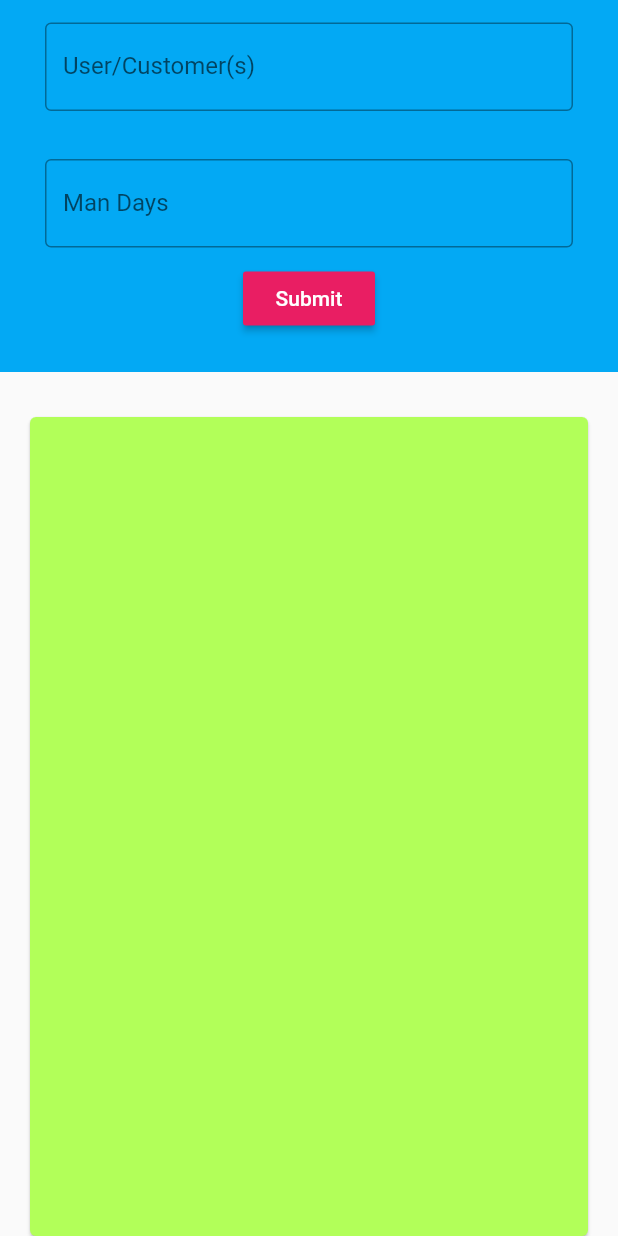
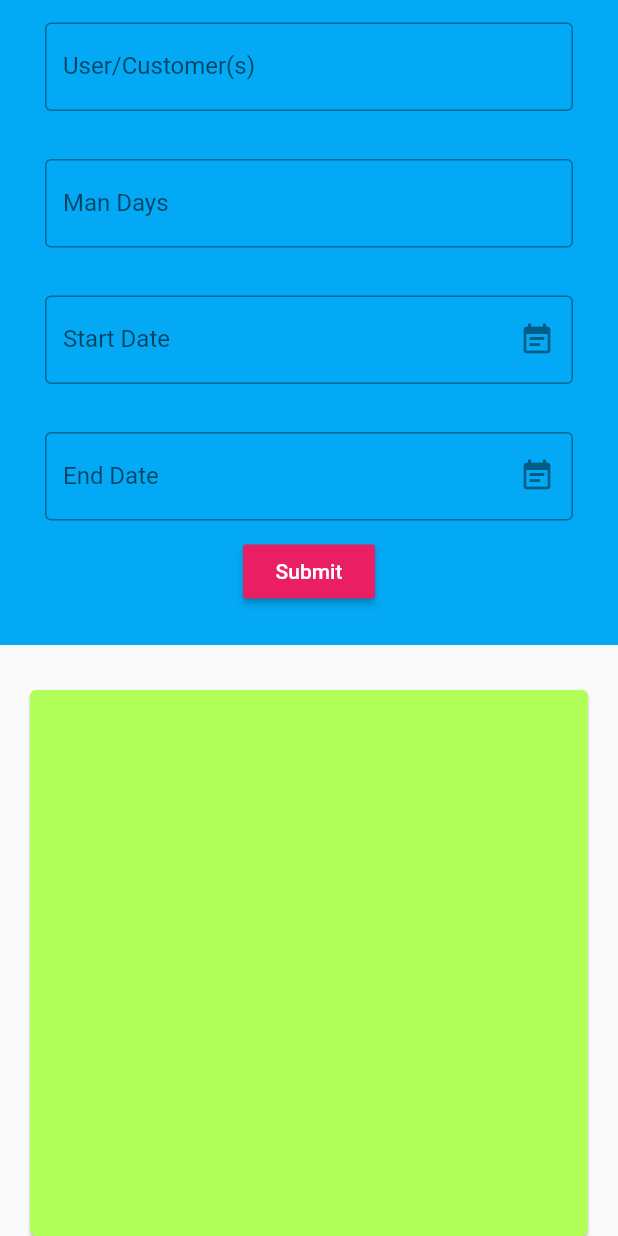
Before and after one commit to amanasmuei/NMS-Productivity-Portal, a Flutter app: the BottomNavBar screen opened directly, after a tap on "View Details", on a phone screen of 412 x 824 dp. Run offline on Flutter 3.47's test engine with Material 2 defaults, Android fonts, the phone set to English and light mode, and no system bars; drawn by our look-alikes of date_field; our stand-ins replace get, shared_preferences; accounts and stored records are empty; Roboto replaces fonts that are missing (Gugi).

Commit message:
add date_picker package

```diff
--- a/lib/views/Add_activity.dart
+++ b/lib/views/Add_activity.dart
@@ -4,6 +4,7 @@ import 'package:flutter/cupertino.dart';
 import 'package:flutter/material.dart';
 import 'package:nms_productivity_portal/views/signin_page.dart';
 import 'package:nms_productivity_portal/views/bottom_nav_bar.dart';
+import 'package:date_field/date_field.dart';
 
 int _selectedPageIndex = 0;
 
@@ -27,6 +28,7 @@ class AddActivity extends StatefulWidget {
 }
 class _AddActivityState extends State<AddActivity> {
   final _formKey = GlobalKey<FormState>();
+  DateTime selectedDate;
 
 
   Contact _contact= Contact();
@@ -54,148 +56,6 @@ class _AddActivityState extends State<AddActivity> {
           children: <Widget>[_form(), _list()],
         ),
       ),
-            /*child: Container(
-              padding: new EdgeInsets.only(left: 16.0, bottom: 0.0, right: 16.0,),
-              child: new Column(
-                  mainAxisSize: MainAxisSize.max,
-                  crossAxisAlignment: CrossAxisAlignment.stretch,
-                  textDirection: TextDirection.rtl,
-                  children: [
-                    Text(
-                      'Compose New',
-                      style: TextStyle(
-                          color: Colors.black,
-                          fontSize: 30.0,
-                          fontWeight: FontWeight.bold
-                      ),
-                    ),
-                    Card(
-                      child: new Column(
-                          children: <Widget>[
-                            Container(// background
-                              color: Colors.blue,
-                              child: Column(
-                                crossAxisAlignment: CrossAxisAlignment.start,
-                                children: <Widget>[
-                                  Padding(
-                                    padding: EdgeInsets.symmetric(horizontal: 8, vertical: 16),
-                                    child: TextField(
-                                      decoration: InputDecoration(
-                                        border: OutlineInputBorder(),
-                                        hintText: 'Enter Activities/Operational Supports',
-                                      ),
-                                    ),
-                                  ),
-                                  Padding(
-                                    padding: EdgeInsets.symmetric(horizontal: 8, vertical: 16),
-                                    child: TextFormField(
-                                      decoration: InputDecoration(
-                                        border: OutlineInputBorder(),
-                                        labelText: 'Enter Project Name',
-                                      ),
-                                    ),
-                                  ),
-                                  Padding(
-                                    padding: EdgeInsets.symmetric(horizontal: 8, vertical: 16),
-                                    child: TextFormField(
-                                      decoration: InputDecoration(
-                                        border: OutlineInputBorder(),
-                                        labelText: 'Enter Users/Customers',
-                                      ),
-                                    ),
-                                  ),
-                                  Padding(
-                                    padding: EdgeInsets.symmetric(horizontal: 8, vertical: 16),
-                                    child: TextFormField(
-                                      decoration: InputDecoration(
-                                        border: OutlineInputBorder(),
-                                        labelText: 'Enter Man Days',
-                                      ),
-                                    ),
-                                  ),
-                                  Padding(
-                                    padding: EdgeInsets.symmetric(horizontal: 8, vertical: 16),
-                                    child: TextFormField(
-                                      decoration: InputDecoration(
-                                        border: OutlineInputBorder(),
-                                        labelText: 'Description',
-                                      ),
-                                    ),
-                                  ),
-                                  GestureDetector(
-                                    onTap: () => {
-                                      /*submit*/
-                                    },
-                                    child: Container(
-                                      margin: EdgeInsets.only(left: 50, right: 50, top: 50),
-                                      padding: EdgeInsets.only(left: 30, right: 30),
-                                      alignment: Alignment.center,
-                                      height: 54,
-                                      decoration: BoxDecoration(
-                                        borderRadius: BorderRadius.circular(10),
-                                        color: Colors.pinkAccent,
-                                      ),
-                                      child: Text(
-                                        "Submit",
-                                        style: TextStyle(
-                                            color: Colors.white
-                                        ),
-                                      ),
-                                    ),
-                                  ),
-                                  new Padding(
-                                    padding: new EdgeInsets.all(7.0),
-                                  ),
-                                ],
-                              ),
-                            )
-                          ]),
-                    ),
-                  ]),
-            ),*/
-
-
-
-
-
-
-
-
-      /*Padding(
-        padding: const EdgeInsets.all(30.0),
-        child: Form(
-          key: _formKey,
-          child: Column(
-            children: [
-              TextFormField(
-                validator: (value) {
-                  if (value.trim().length < 3) {
-                    return 'This field requires a minimum of 3 characters';
-                  }
-
-                  return null;
-                },
-                decoration: InputDecoration(
-                    labelText: 'Enter Your Name',
-                    border: OutlineInputBorder(),
-                    errorBorder: OutlineInputBorder(
-                        borderSide: BorderSide(color: Colors.red, width: 5))),
-              ),
-              SizedBox(
-                height: 30,
-              ),
-              ElevatedButton.icon(
-                  onPressed: _saveForm,
-                  icon: Icon(Icons.save),
-                  label: Text('Submit'))
-            ],
-          ),
-        ),
-      ),*/
-
-
-
-
     );
 
 
@@ -261,6 +121,48 @@ class _AddActivityState extends State<AddActivity> {
             val.length == 0 ? 'This field is mandatory' : null,
             onSaved: (val) => setState(() => _contact.mandays = val),
           ),
+          Padding(
+            padding: EdgeInsets.symmetric(horizontal: 8, vertical: 16),
+          ),
+          Form(
+            child: Column(
+              children: [
+                DateTimeFormField(
+                  decoration: const InputDecoration(
+                    hintStyle: TextStyle(color: Colors.black45),
+                    errorStyle: TextStyle(color: Colors.redAccent),
+                    border: OutlineInputBorder(),
+                    suffixIcon: Icon(Icons.event_note),
+                    labelText: 'Start Date',
+                  ),
+                  autovalidateMode: AutovalidateMode.always,
+                  validator: (e) =>
+                  (e?.day ?? 0) == 1 ? 'Please not the first day' : null,
+                  onDateSelected: (DateTime value) {
+                    print(value);
+                  },
+                ),
+                Padding(
+                  padding: const EdgeInsets.symmetric(horizontal: 8, vertical: 16),
+                ),
+                DateTimeFormField(
+                  decoration: const InputDecoration(
+                    hintStyle: TextStyle(color: Colors.black45),
+                    errorStyle: TextStyle(color: Colors.redAccent),
+                    border: OutlineInputBorder(),
+                    suffixIcon: Icon(Icons.event_note),
+                    labelText: 'End Date',
+                  ),
+                  autovalidateMode: AutovalidateMode.always,
+                  validator: (e) =>
+                  (e?.day ?? 0) == 1 ? 'Please not the first day' : null,
+                  onDateSelected: (DateTime value) {
+                    print(value);
+                  },
+                ),
+              ],
+            ),
+          ),
           Container(
             margin: EdgeInsets.all(10.0),
             child: RaisedButton(
--- a/lib/views/Dashboard.dart
+++ b/lib/views/Dashboard.dart
@@ -7,6 +7,7 @@ import 'package:nms_productivity_portal/views/PlaceholderWidget.dart';
 import 'package:nms_productivity_portal/views/Report.dart';
 import 'package:nms_productivity_portal/views/signin_page.dart';
 import 'package:nms_productivity_portal/views/bottom_nav_bar.dart';
+import 'package:date_field/date_field.dart';
 
 
 class Dashboard extends StatefulWidget{
@@ -15,18 +16,8 @@ class Dashboard extends StatefulWidget{
 }
 
 class InitState extends State<Dashboard>{
-  DateTime currentDate = DateTime.now();
-  Future<void> _selectDate(BuildContext context) async {
-    final DateTime pickedDate = await showDatePicker(
-        context: context,
-        initialDate: currentDate,
-        firstDate: DateTime(2015),
-        lastDate: DateTime(2050));
-    if (pickedDate != null && pickedDate != currentDate)
-      setState(() {
-        currentDate = pickedDate;
-      });
-  }
+
+  DateTime selectedDate;
 
 
 
@@ -57,22 +48,20 @@ class InitState extends State<Dashboard>{
                           fontWeight: FontWeight.bold
                       ),
                     ),
-                    Column(
-                      crossAxisAlignment: CrossAxisAlignment.end,
-                      mainAxisSize: MainAxisSize.min,
-                      children: <Widget>[
-                        Text(currentDate.toString(),
-                          style: TextStyle(
-                              color: Colors.black,
-                              fontSize: 30.0,
-                              fontWeight: FontWeight.bold
-                          ),),
-                        IconButton(
-                          icon: Icon(Icons.filter_alt),
-                          onPressed: () => _selectDate(context),
-                        ),
-                      ],
-                    ),
+            new Column(
+                mainAxisAlignment: MainAxisAlignment.end,
+                children:<Widget>[
+                  DateTimeField(
+                      decoration: const InputDecoration(
+                        icon: Icon(Icons.filter_alt),
+                          ),
+                      selectedDate: selectedDate,
+                      onDateSelected: (DateTime value) {
+                        setState(() {
+                          selectedDate = value;
+                        });
+                      }),
+        ]),
 
 
 
--- a/lib/views/bottom_nav_bar.dart
+++ b/lib/views/bottom_nav_bar.dart
@@ -29,6 +29,10 @@ class _BottomNavBarState extends State<BottomNavBar> {
       appBar: AppBar(
           backgroundColor: Colors.orangeAccent,
           title: Text("TSFP Productivity Portal"),
+        leading: IconButton(
+          onPressed: () {},
+          icon: Icon(Icons.home),
+        ),
         actions: [
           PopupMenuButton<String>(
             icon: Icon(Icons.account_circle),
--- a/pubspec.yaml
+++ b/pubspec.yaml
@@ -31,6 +31,7 @@ dependencies:
   http: ^0.13.3
   get: ^4.3.8
   shared_preferences: ^2.0.6
+  date_field: ^2.0.1
 
 dev_dependencies:
   flutter_test:
```
Also changed, not shown: lib/controllers/ActivityController.dart (added, +324 -0 lines), lib/views/Dashboard_details.dart (indentation only), pubspec.lock. Lines whose indentation alone changed are shown as unchanged.
